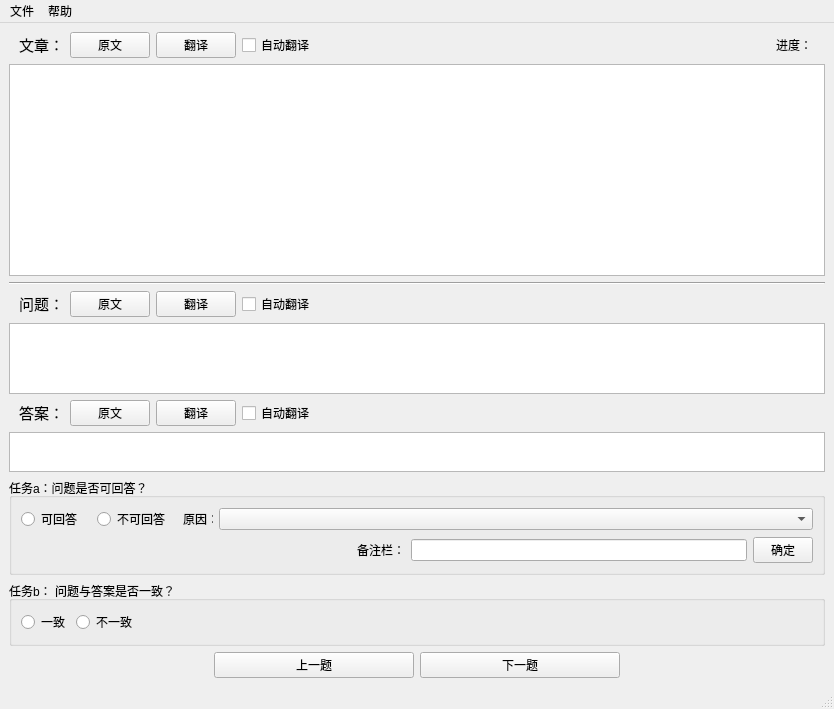
Old version of the form resource/mainwindow.ui in the repository WANGKANG1717/data-annotation-software.
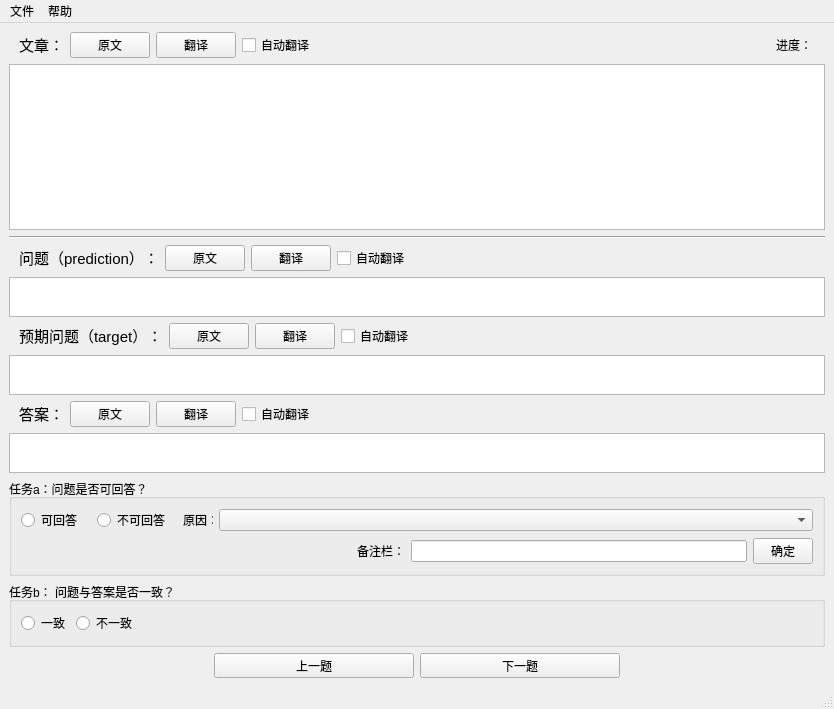
New version of the form. Icons and pictures are not drawn.

```diff
--- a/resource/mainwindow.ui
+++ b/resource/mainwindow.ui
@@ -14,7 +14,7 @@
    <string>MainWindow</string>
   </property>
   <widget class="QWidget" name="centralwidget">
-   <layout class="QGridLayout" name="gridLayout" rowstretch="0,6,0,0,2,0,1,0,0,0">
+   <layout class="QGridLayout" name="gridLayout" rowstretch="0,0,0,0,0,0,0,0,1,0,0,0">
     <item row="0" column="0">
      <layout class="QHBoxLayout" name="horizontalLayout">
       <property name="spacing">
@@ -105,7 +105,7 @@
       <item>
        <widget class="QLabel" name="label_2">
         <property name="text">
-         <string>&lt;html&gt;&lt;head/&gt;&lt;body&gt;&lt;p&gt;&lt;span style=&quot; font-size:11pt;&quot;&gt;问题：&lt;/span&gt;&lt;/p&gt;&lt;/body&gt;&lt;/html&gt;</string>
+         <string>&lt;html&gt;&lt;head/&gt;&lt;body&gt;&lt;p&gt;&lt;span style=&quot; font-size:11pt;&quot;&gt;问题（prediction）：&lt;/span&gt;&lt;/p&gt;&lt;/body&gt;&lt;/html&gt;</string>
         </property>
        </widget>
       </item>
@@ -146,13 +146,80 @@
      </layout>
     </item>
     <item row="4" column="0">
-     <widget class="QTextBrowser" name="textBrowser_question">
+     <widget class="QTextBrowser" name="textBrowser_prediction">
+      <property name="maximumSize">
+       <size>
+        <width>16777215</width>
+        <height>40</height>
+       </size>
+      </property>
       <property name="styleSheet">
        <string notr="true">font-size:17px;</string>
       </property>
      </widget>
     </item>
     <item row="5" column="0">
+     <layout class="QHBoxLayout" name="horizontalLayout_9">
+      <property name="leftMargin">
+       <number>10</number>
+      </property>
+      <item>
+       <widget class="QLabel" name="label_8">
+        <property name="text">
+         <string>&lt;html&gt;&lt;head/&gt;&lt;body&gt;&lt;p&gt;&lt;span style=&quot; font-size:11pt;&quot;&gt;预期问题（target）：&lt;/span&gt;&lt;/p&gt;&lt;/body&gt;&lt;/html&gt;</string>
+        </property>
+       </widget>
+      </item>
+      <item>
+       <widget class="QPushButton" name="pushButton_target_source">
+        <property name="text">
+         <string>原文</string>
+        </property>
+       </widget>
+      </item>
+      <item>
+       <widget class="QPushButton" name="pushButton_target_translate">
+        <property name="text">
+         <string>翻译</string>
+        </property>
+       </widget>
+      </item>
+      <item>
+       <widget class="QCheckBox" name="checkBox_target_auto_translate">
+        <property name="text">
+         <string>自动翻译</string>
+        </property>
+       </widget>
+      </item>
+      <item>
+       <spacer name="horizontalSpacer_9">
+        <property name="orientation">
+         <enum>Qt::Horizontal</enum>
+        </property>
+        <property name="sizeHint" stdset="0">
+         <size>
+          <width>428</width>
+          <height>20</height>
+         </size>
+        </property>
+       </spacer>
+      </item>
+     </layout>
+    </item>
+    <item row="6" column="0">
+     <widget class="QTextBrowser" name="textBrowser_target">
+      <property name="maximumSize">
+       <size>
+        <width>16777215</width>
+        <height>40</height>
+       </size>
+      </property>
+      <property name="styleSheet">
+       <string notr="true">font-size:17px;</string>
+      </property>
+     </widget>
+    </item>
+    <item row="7" column="0">
      <layout class="QHBoxLayout" name="horizontalLayout_5">
       <property name="leftMargin">
        <number>10</number>
@@ -200,7 +267,7 @@
       </item>
      </layout>
     </item>
-    <item row="6" column="0">
+    <item row="8" column="0">
      <widget class="QTextBrowser" name="textBrowser_answer">
       <property name="maximumSize">
        <size>
@@ -213,7 +280,7 @@
       </property>
      </widget>
     </item>
-    <item row="7" column="0">
+    <item row="9" column="0">
      <widget class="QGroupBox" name="groupBox">
       <property name="title">
        <string>任务a：问题是否可回答？</string>
@@ -350,7 +417,7 @@
       </layout>
      </widget>
     </item>
-    <item row="8" column="0">
+    <item row="10" column="0">
      <widget class="QGroupBox" name="groupBox_2">
       <property name="title">
        <string>任务b： 问题与答案是否一致？</string>
@@ -392,7 +459,7 @@
       </layout>
      </widget>
     </item>
-    <item row="9" column="0">
+    <item row="11" column="0">
      <layout class="QHBoxLayout" name="horizontalLayout_7">
       <item>
        <spacer name="horizontalSpacer_5">
```
Left out of the diff: 6 changed lines with no effect on the pictures.
